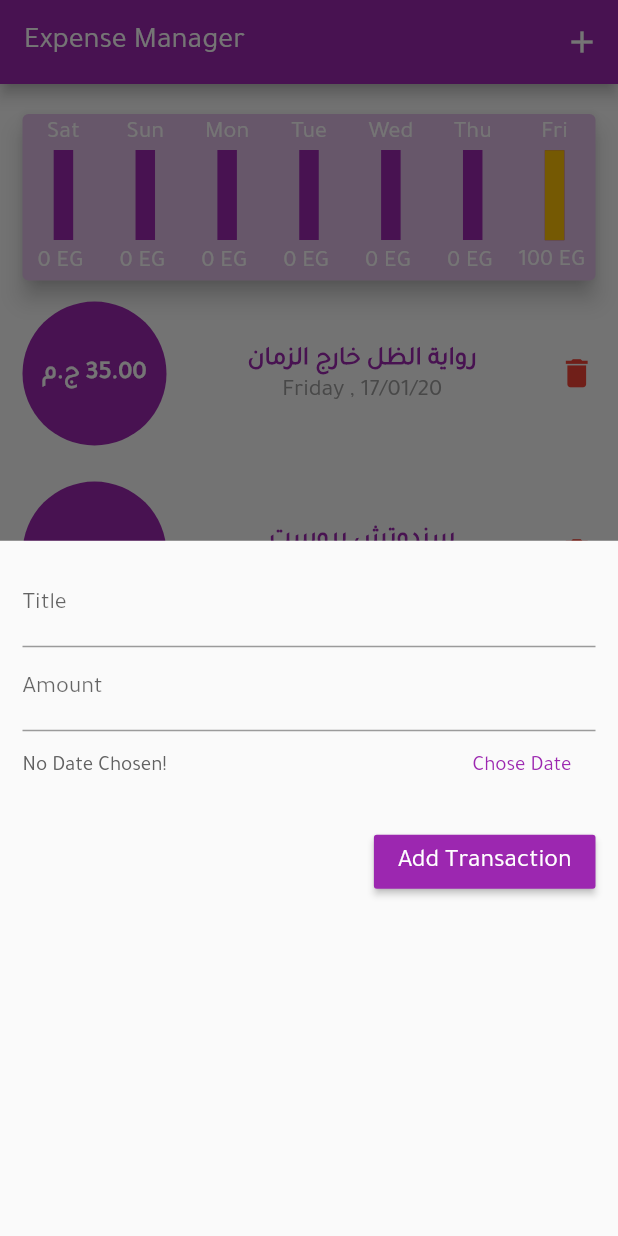
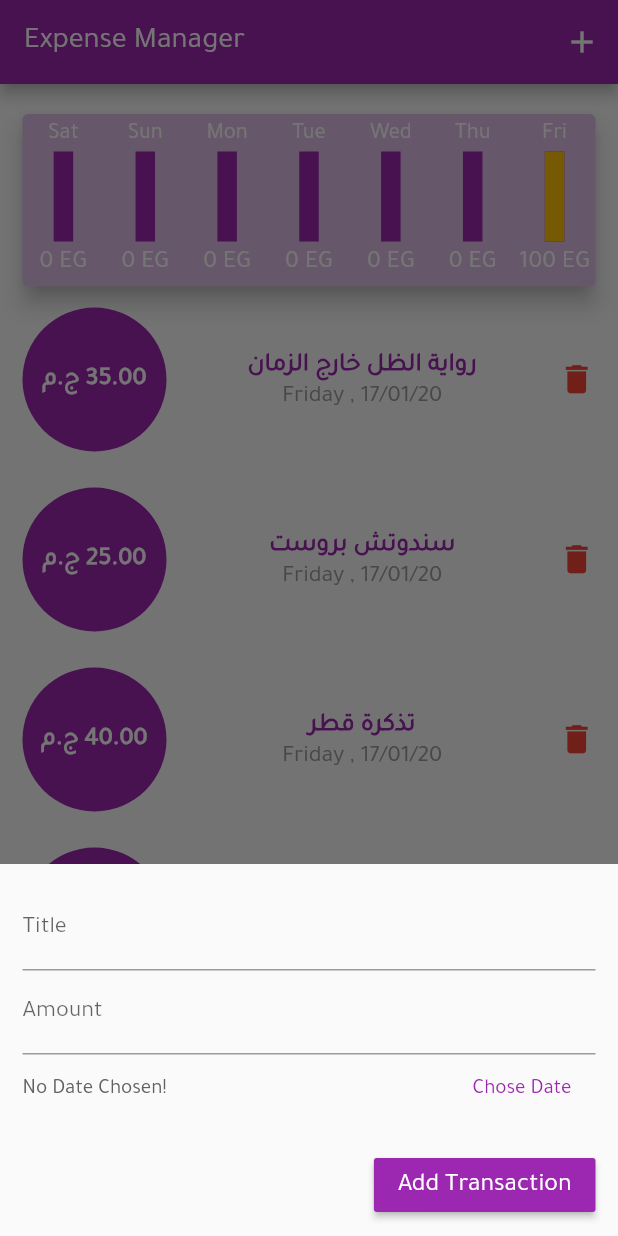
Before and after one commit to grayHatEnigma/Expense-Manager, a Flutter app: the screen it shows after launch, after a tap on the "add" icon, on a phone screen of 412 x 824 dp. Run offline on Flutter 3.47's test engine with Material 2 defaults, Android fonts, the phone set to English and light mode, and no system bars; our stand-ins replace date_format.

Commit message:
second commit - continue upgrading ui responsivness

```diff
--- a/lib/constants.dart
+++ b/lib/constants.dart
@@ -1,6 +1,6 @@
 import 'package:flutter/material.dart';
 
-final kChartTextStyle = TextStyle(color: Colors.white, fontSize: 16);
+final kChartTextStyle = TextStyle(color: Colors.white, fontSize: 15);
 
 final kEmptyListTextStyle = TextStyle(
   fontSize: 20,
--- a/lib/main.dart
+++ b/lib/main.dart
@@ -1,9 +1,15 @@
+import 'package:flutter/services.dart';
+
 import './models/transactions_data.dart';
 import 'package:flutter/material.dart';
 import 'package:provider/provider.dart';
 import './screens/home_screen.dart';
 
-void main() => runApp(MyApp());
+void main() {
+  runApp(MyApp());
+  SystemChrome.setPreferredOrientations(
+      [DeviceOrientation.portraitDown, DeviceOrientation.portraitUp]);
+}
 
 class MyApp extends StatelessWidget {
   @override
--- a/lib/screens/add_transaction_screen.dart
+++ b/lib/screens/add_transaction_screen.dart
@@ -16,8 +16,13 @@ class _AddTransactionState extends State<AddTransaction> {
 
   @override
   Widget build(BuildContext context) {
-    return Container(
-      padding: EdgeInsets.all(15.0),
+    return SingleChildScrollView(
+      child: Container(
+        padding: EdgeInsets.only(
+            top: 15,
+            left: 15,
+            right: 15,
+            bottom: MediaQuery.of(context).viewInsets.bottom + 10),
         child: Column(
           crossAxisAlignment: CrossAxisAlignment.end,
           children: <Widget>[
@@ -46,8 +51,9 @@ class _AddTransactionState extends State<AddTransaction> {
                       var userDate = await showDatePicker(
                         context: context,
                         initialDate: DateTime.now(),
-                        firstDate: DateTime(1990),
-                        lastDate: DateTime(2050));
+                        firstDate: DateTime(2020),
+                        lastDate: DateTime.now(),
+                      );
 
                       if (userDate != null) {
                         // update the chosen date on the screen
@@ -103,6 +109,7 @@ class _AddTransactionState extends State<AddTransaction> {
             ),
           ],
         ),
+      ),
     );
   }
 
--- a/lib/screens/home_screen.dart
+++ b/lib/screens/home_screen.dart
@@ -1,11 +1,7 @@
-import 'package:expense_manager/models/transactions_data.dart';
 import 'package:flutter/material.dart';
 import '../screens/add_transaction_screen.dart';
 import '../widgets/chart_widget.dart';
 import '../widgets/transactions_list_widget.dart';
-import 'package:provider/provider.dart';
-import '../models/transactions_data.dart';
-import '../constants.dart';
 
 class MyHomePage extends StatelessWidget {
   final String title;
@@ -13,9 +9,6 @@ class MyHomePage extends StatelessWidget {
 
   @override
   Widget build(BuildContext context) {
-    final length =
-        Provider.of<TransactionsData>(context).transactionsList.length;
-
     return Scaffold(
       appBar: AppBar(
         title: Text(title),
@@ -45,20 +38,13 @@ class MyHomePage extends StatelessWidget {
           addNewTransaction(context);
         },
       ),
-      body: Column(
-        children: <Widget>[
-          Chart(),
-          length == 0
-              ? Expanded(
-                  child: Center(
-                    child: Text(
-                      'No Transaction added yet!',
-                      style: kEmptyListTextStyle,
-                    ),
-                  ),
-                )
-              : TransactionsList(),
-        ],
+      body: SafeArea(
+        child: Column(
+          children: <Widget>[
+            Chart(),
+            TransactionsList(),
+          ],
+        ),
       ),
     );
   }
--- a/lib/widgets/chart_bar_widget.dart
+++ b/lib/widgets/chart_bar_widget.dart
@@ -10,14 +10,18 @@ class ChartBarWidget extends StatelessWidget {
   @override
   Widget build(BuildContext context) {
     return Container(
-      margin: EdgeInsets.all(3),
+      margin: EdgeInsets.symmetric(vertical: 5),
       child: Column(
-        mainAxisAlignment: MainAxisAlignment.spaceEvenly,
+        mainAxisAlignment: MainAxisAlignment.center,
         crossAxisAlignment: CrossAxisAlignment.center,
         children: <Widget>[
-          Text(
-            weekDay,
-            style: kChartTextStyle,
+          Container(
+            child: FittedBox(
+              child: Text(
+                weekDay,
+                style: kChartTextStyle,
+              ),
+            ),
           ),
           SizedBox(
             height: 2,
@@ -43,10 +47,14 @@ class ChartBarWidget extends StatelessWidget {
           SizedBox(
             height: 5,
           ),
-          FittedBox(
-            child: Text(
-              '${amount.toStringAsFixed(0)} EG ',
-              style: kChartTextStyle,
+          Container(
+            height: 20,
+            child: FittedBox(
+              child: Text(
+                '${amount.toStringAsFixed(0)} EG ',
+                style: kChartTextStyle,
+                textAlign: TextAlign.center,
+              ),
             ),
           ),
         ],
--- a/lib/widgets/transactions_list_widget.dart
+++ b/lib/widgets/transactions_list_widget.dart
@@ -3,13 +3,24 @@ import 'package:flutter/material.dart';
 
 import '../models/transactions_data.dart';
 import 'package:provider/provider.dart';
+import '../constants.dart';
 
 class TransactionsList extends StatelessWidget {
   @override
   Widget build(BuildContext context) {
     final transactionsData = Provider.of<TransactionsData>(context);
     final transactions = transactionsData.transactionsList;
-    return Expanded(
+    final length = transactions.length;
+    return length == 0
+        ? Expanded(
+            child: Center(
+              child: Text(
+                'No Transaction added yet!',
+                style: kEmptyListTextStyle,
+              ),
+            ),
+          )
+        : Expanded(
             child: ListView.builder(
               itemBuilder: (context, index) {
                 return TransactionTile(
@@ -18,7 +29,7 @@ class TransactionsList extends StatelessWidget {
                       transactionsData.deleteTransaction(index);
                     });
               },
-        itemCount: transactions.length,
+              itemCount: length,
             ),
           );
   }
```
Lines whose indentation alone changed are shown as unchanged.
